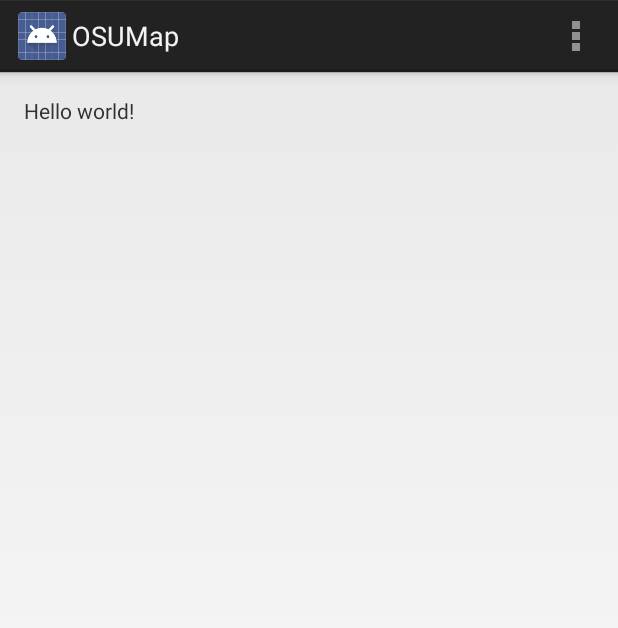
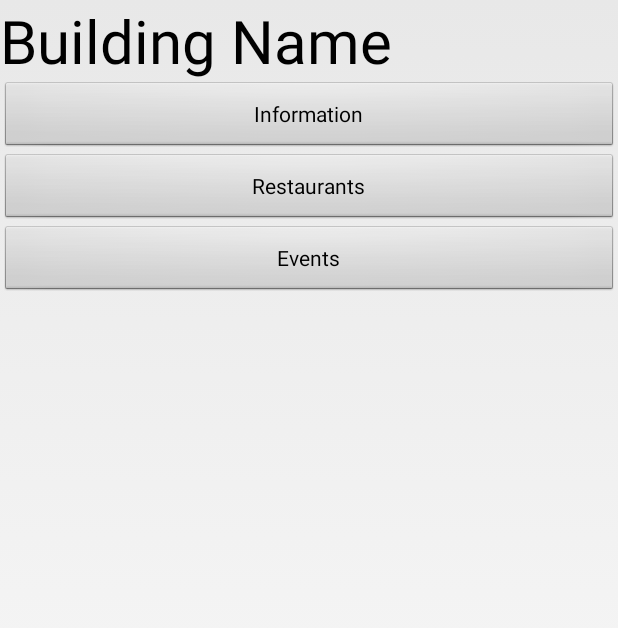
Before and after one commit to jasonkalmeida/OSUMap, an Android app: the screen it shows after launch (MainActivity), on a phone screen of 412 x 824 dp. Shown: the top 628 px of the screen. Run offline under Robolectric (Android 15) with nearby library versions, the phone set to English and light mode, and no system bars.

Commit message:
I'm Nick and I made buttons

```diff
--- a/OSUMap/src/main/AndroidManifest.xml
+++ b/OSUMap/src/main/AndroidManifest.xml
@@ -15,13 +15,23 @@
         android:theme="@style/AppTheme" >
         <activity
             android:name="com.jkalmeida.osuhack.MainActivity"
-            android:label="@string/app_name" >
+            android:label="@string/app_name"
+            android:theme="@android:style/Theme.Light.NoTitleBar">
             <intent-filter>
                 <action android:name="android.intent.action.MAIN" />
 
                 <category android:name="android.intent.category.LAUNCHER" />
             </intent-filter>
         </activity>
+        <activity
+            android:name="com.jkalmeida.osuhack.displayBasicInfoActivity"
+            android:label="@string/title_activity_display_basic_info"
+            android:theme="@android:style/Theme.Light.NoTitleBar"
+            android:parentActivityName="com.jkalmeida.osuhack.MainActivity" >
+            <meta-data
+                android:name="android.support.PARENT_ACTIVITY"
+                android:value="com.jkalmeida.osuhack.MainActivity" />
+        </activity>
     </application>
 
 </manifest>
--- a/OSUMap/src/main/java/com/jkalmeida/osuhack/MainActivity.java
+++ b/OSUMap/src/main/java/com/jkalmeida/osuhack/MainActivity.java
@@ -149,4 +149,14 @@ public class MainActivity extends FragmentActivity {
         }
     }
 
+    /**
+     * Called when user clicks the basic info button
+     */
+    public void basicInfo(View view) {
+        // New intent that will handle the runtime binding for basic info activity
+        Intent intent = new Intent(this, displayBasicInfoActivity.class);
+
+        // Start new activity
+        startActivity(intent);
+    }
 }
--- a/OSUMap/src/main/res/layout/fragment_main.xml
+++ b/OSUMap/src/main/res/layout/fragment_main.xml
@@ -1,16 +1,41 @@
-<RelativeLayout xmlns:android="http://schemas.android.com/apk/res/android"
-    xmlns:tools="http://schemas.android.com/tools"
-    android:layout_width="match_parent"
-    android:layout_height="match_parent"
-    android:paddingLeft="@dimen/activity_horizontal_margin"
-    android:paddingRight="@dimen/activity_horizontal_margin"
-    android:paddingTop="@dimen/activity_vertical_margin"
-    android:paddingBottom="@dimen/activity_vertical_margin"
-    tools:context=".MainActivity$PlaceholderFragment">
+<RelativeLayout
+    android:layout_width="fill_parent"
+    android:layout_height="fill_parent"
+    xmlns:android="http://schemas.android.com/apk/res/android">
 
     <TextView
-        android:text="@string/hello_world"
-        android:layout_width="wrap_content"
-        android:layout_height="wrap_content" />
+        android:layout_width="fill_parent"
+        android:layout_height="wrap_content"
+        android:textAppearance="?android:attr/textAppearanceLarge"
+        android:text="@string/bld_name"
+        android:textSize="40sp"
+        android:id="@+id/textView"
+        android:layout_alignParentTop="true"
+        android:layout_alignParentLeft="true" />
+
+    <Button
+        android:layout_width="fill_parent"
+        android:layout_height="wrap_content"
+        android:text="@string/basic_info"
+        android:id="@+id/button"
+        android:layout_below="@+id/textView"
+        android:layout_alignParentLeft="true"
+        android:onClick="basicInfo"/>
+
+    <Button
+        android:layout_width="fill_parent"
+        android:layout_height="wrap_content"
+        android:text="@string/restaurant"
+        android:id="@+id/button2"
+        android:layout_below="@+id/button"
+        android:layout_alignParentLeft="true" />
+
+    <Button
+        android:layout_width="fill_parent"
+        android:layout_height="wrap_content"
+        android:text="@string/events"
+        android:id="@+id/button3"
+        android:layout_below="@+id/button2"
+        android:layout_alignParentLeft="true" />
 
 </RelativeLayout>
--- a/OSUMap/src/main/res/values/strings.xml
+++ b/OSUMap/src/main/res/values/strings.xml
@@ -4,5 +4,10 @@
     <string name="app_name">OSUMap</string>
     <string name="hello_world">Hello world!</string>
     <string name="action_settings">Settings</string>
+    <string name="basic_info">Information</string>
+    <string name="restaurant">Restaurants</string>
+    <string name="events">Events</string>
+    <string name="bld_name">Building Name</string>
+    <string name="title_activity_display_basic_info">Basic Info</string>
 
 </resources>
```
Also changed, not shown: 2 other files.
